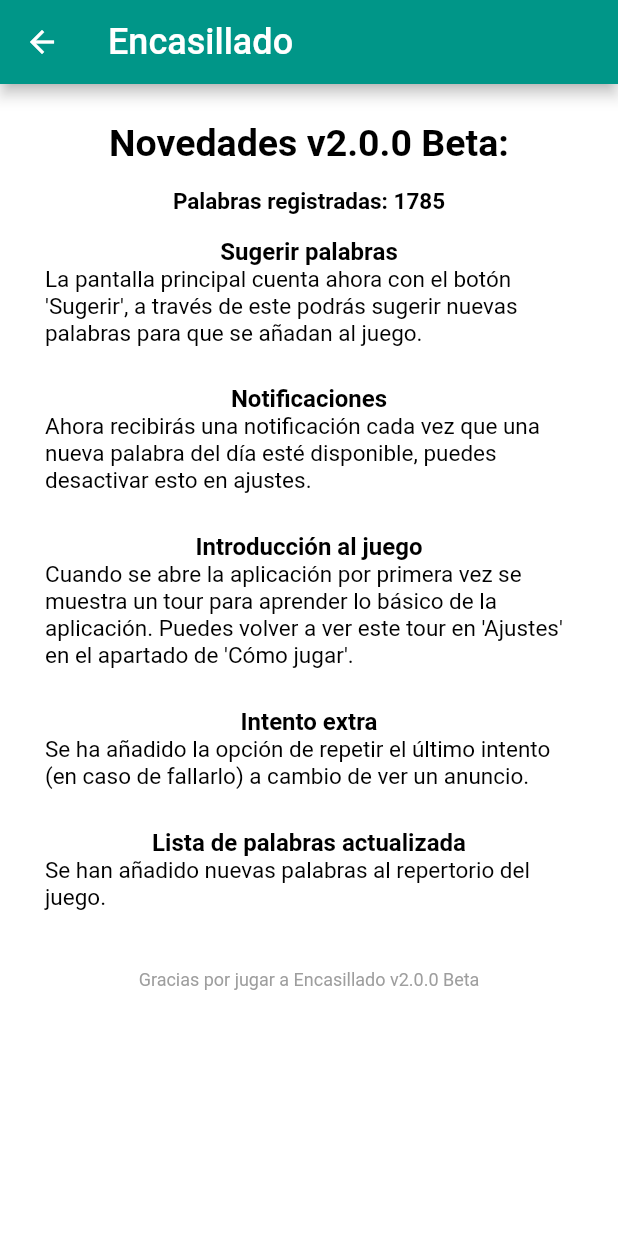
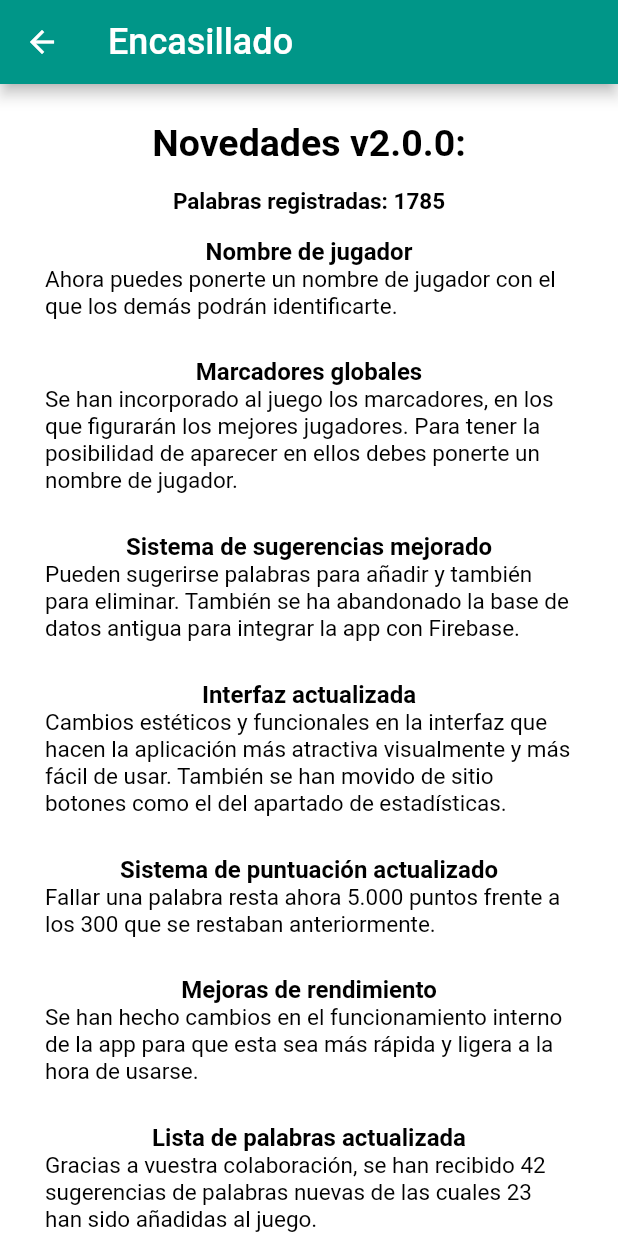
Before and after one commit to joaquinsolla/Encasillado, a Flutter app: the ReleaseNotes screen opened by its route, on a phone screen of 412 x 824 dp. Run offline on Flutter 3.47's test engine with Material 2 defaults, Android fonts, the phone set to English and light mode, and no system bars; our stand-ins replace another_flushbar, charts_flutter, cloud_firestore, firebase_core, flutter_local_notifications, google_fonts and 4 more; missing offline and left inert: loading_animations, mailto, new_version, slide_countdown_clock, social_share; accounts and stored records are empty; network calls fail; Roboto replaces fonts that are missing (RaleWay).

Commit message:
Version 2.0.0 ready for release

```diff
--- a/Planner.txt
+++ b/Planner.txt
@@ -1,20 +1,7 @@
 ##### TO-DO list #####
 
 --------- TO DO:
-actualizar lista de palabras
-FINAL: actulizar release notes (ambos)
 
 --------- DOING:
 
 --------- DONE:
-En las nuevas páginas, quitar el margen arriba
-quitar margen arriba en las paginas y meter sizedBox(h: 20) + cuadrar bien margenes
-eliminar overscroll de listviews
-añadir scrollbar a listviews
-color al pulsar backspace
-sugerir: comprobar si ya existe
-spinner carga marcadores + error marcadores
-suggest eliminar palabra
-intro: trofeos, estadisticas y marcadores
-google fonts
-revisar imports unused
--- a/app_versions.txt
+++ b/app_versions.txt
@@ -9,8 +9,8 @@
 
 
 LISTADO DE VERSIONES:
-* En revisión
-** En desarrollo
+*  En desarrollo
+** En revisión
 
     --RELEASES
     7 (1.0.4)
@@ -22,6 +22,7 @@
     19 (1.2.1)
     22 (1.2.3)
     24 (1.2.5)
+    25 (2.0.0)**
 
     --BETA-VERSIONS
     1 (1.0.0)
@@ -33,4 +34,3 @@
     17 (1.2.0)
     21 (1.2.2)
     23 (1.2.4)
-    25 (2.0.0)**
--- a/lib/common/miscellaneous.dart
+++ b/lib/common/miscellaneous.dart
@@ -1,5 +1,5 @@
 /** APP VERSION */
-const String appVersion = "2.0.0 Beta";
+const String appVersion = "2.0.0";
 
 /** PERSISTENT DATA */
 bool everPlayed = true;
--- a/lib/main.dart
+++ b/lib/main.dart
@@ -39,7 +39,7 @@
   selectedDatabase = databasesList[0];
 
   /** TERMINAL DEBUGGING */
-  terminalPrinting = true;
+  terminalPrinting = false;
 
   infinite_generate_word();
   wotd_generate_word();
--- a/lib/pages/release_notes.dart
+++ b/lib/pages/release_notes.dart
@@ -130,37 +130,53 @@
                           SizedBox(
                             height: 15,
                           ),
-                          mainText('Sugerir palabras'),
+                          mainText('Nombre de jugador'),
                           secondaryText(
-                              "La pantalla principal cuenta ahora con el botón 'Sugerir', a través de "
-                              "este podrás sugerir nuevas palabras para que se añadan al juego.\n"),
+                              "Ahora puedes ponerte un nombre de jugador con el que los demás "
+                                  "podrán identificarte.\n"),
                           SizedBox(
                             height: 7.5,
                           ),
-                          mainText('Notificaciones'),
+                          mainText('Marcadores globales'),
                           secondaryText(
-                              'Ahora recibirás una notificación cada vez que una nueva palabra del día '
-                              'esté disponible, puedes desactivar esto en ajustes.\n'),
+                              "Se han incorporado al juego los marcadores, en los que figurarán los "
+                                  "mejores jugadores. Para tener la posibilidad de aparecer en ellos "
+                                  "debes ponerte un nombre de jugador.\n"),
                           SizedBox(
                             height: 7.5,
                           ),
-                          mainText('Introducción al juego'),
+                          mainText('Sistema de sugerencias mejorado'),
                           secondaryText(
-                              "Cuando se abre la aplicación por primera vez se muestra un tour para aprender "
-                              "lo básico de la aplicación. Puedes volver a ver este tour en 'Ajustes' en el apartado de 'Cómo jugar'.\n"),
+                              "Pueden sugerirse palabras para añadir y también para eliminar. También "
+                                  "se ha abandonado la base de datos antigua para integrar la app con Firebase.\n"),
                           SizedBox(
                             height: 7.5,
                           ),
-                          mainText('Intento extra'),
+                          mainText('Interfaz actualizada'),
                           secondaryText(
-                              'Se ha añadido la opción de repetir el último intento '
-                              '(en caso de fallarlo) a cambio de ver un anuncio.\n'),
+                              "Cambios estéticos y funcionales en la interfaz que hacen la aplicación más atractiva "
+                                  "visualmente y más fácil de usar. También se han movido de sitio botones como el del "
+                                  "apartado de estadísticas.\n"),
+                          SizedBox(
+                            height: 7.5,
+                          ),
+                          mainText('Sistema de puntuación actualizado'),
+                          secondaryText(
+                              "Fallar una palabra resta ahora 5.000 puntos frente a los 300 que se restaban anteriormente.\n"),
+                          SizedBox(
+                            height: 7.5,
+                          ),
+                          mainText('Mejoras de rendimiento'),
+                          secondaryText(
+                              "Se han hecho cambios en el funcionamiento interno de la app para que esta sea más rápida y ligera "
+                                  "a la hora de usarse.\n"),
                           SizedBox(
                             height: 7.5,
                           ),
                           mainText('Lista de palabras actualizada'),
                           secondaryText(
-                              'Se han añadido nuevas palabras al repertorio del juego.\n'),
+                              "Gracias a vuestra colaboración, se han recibido 42 sugerencias de palabras nuevas de las cuales 23 han sido "
+                                  "añadidas al juego.\n"),
                           SizedBox(
                             height: 7.5,
                           ),
--- a/release_notes.txt
+++ b/release_notes.txt
@@ -1,12 +1,18 @@
 Versión 2.0.0
-Palabras registradas: 1762
+Palabras registradas: 1785
 
-Sugerir palabras: La pantalla principal cuenta ahora con el botón 'Sugerir', a través de este podrás
-sugerir nuevas palabras para que se añadan al juego.
-Notificaciones: Ahora recibirás una notificación cada vez que una nueva palabra del día esté
-disponible, puedes desactivar esto en ajustes.
-Introducción al juego: Cuando se abre la aplicación por primera vez se muestra un tour para aprender
-lo básico de la aplicación. Puedes volver a ver este tour en 'Ajustes' en el apartado de 'Cómo jugar'.
-Intento extra: Se ha añadido la opción de repetir el último intento (en caso de fallarlo) a cambio
-de ver un anuncio.
-Lista de palabras actualizada: Se han añadido nuevas palabras al repertorio del juego.
+Nombre de jugador: Ahora puedes ponerte un nombre de jugador con el que los demás podrán
+identificarte.
+Marcadores globales: Se han incorporado al juego los marcadores, en los que figurarán los mejores
+jugadores. Para tener la posibilidad de aparecer en ellos debes ponerte un nombre de jugador.
+Sistema de sugerencias mejorado: Pueden sugerirse palabras para añadir y también para eliminar.
+También se ha abandonado la base de datos antigua para integrar la app con Firebase.
+Interfaz actualizada: Cambios estéticos y funcionales en la interfaz que hacen la aplicación más
+atractiva visualmente y más fácil de usar. También se han movido de sitio botones como el del
+apartado de estadísticas.
+Sistema de puntuación actualizado: Fallar una palabra resta ahora 5.000 puntos frente a los 300 que
+se restaban anteriormente.
+Mejoras de rendimiento: Se han hecho cambios en el funcionamiento interno de la app para que esta
+sea más rápida y ligera a la hora de usarse.
+Lista de palabras actualizada: Gracias a vuestra colaboración, se han recibido 42 sugerencias de
+palabras nuevas de las cuales 23 han sido añadidas al juego.
--- a/suggestions.txt
+++ /dev/null
@@ -1,3 +0,0 @@
-POLEO
-BREZO
-FLOJA
```
Also changed, not shown: 1 other file.
